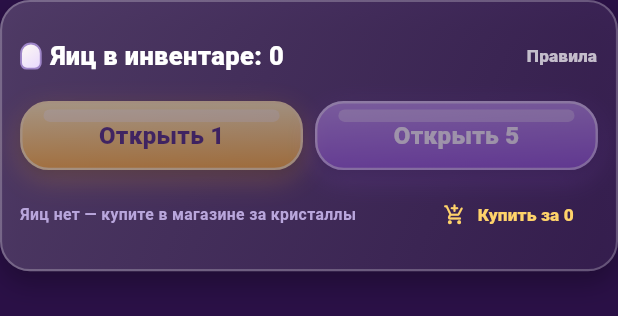
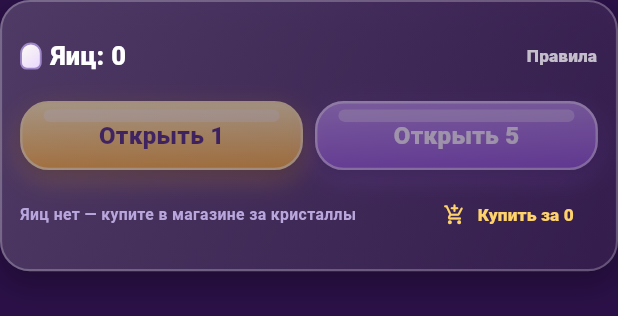
Before and after one commit to Darthurrrr/attantion_detector, a Flutter app: the _OpenPanel widget shown alone on an empty page, opened directly with empty values, on a phone screen of 412 x 824 dp. Shown: the top 316 px of the screen. Run offline on Flutter 3.47's test engine with Material 3 defaults, Android fonts, the phone set to English and light mode, and no system bars; our stand-ins replace audioplayers, shared_preferences; accounts and stored records are empty; network calls fail.

Commit message:
Fix compact summon layout and CI browser startup
Co-authored-by: arena-agent <297053741+arena-agent@users.noreply.github.com>

```diff
--- a/flutter_app/lib/screens/summon_screen.dart
+++ b/flutter_app/lib/screens/summon_screen.dart
@@ -365,8 +365,18 @@ class _OpenPanel extends StatelessWidget {
             children: [
               const EggIcon(size: 18),
               const SizedBox(width: 6),
-              Text('Яиц в инвентаре: ${state.eggs}', style: AppText.h2),
-              const Spacer(),
+              Expanded(
+                child: Semantics(
+                  label: 'Яиц в инвентаре: ${state.eggs}',
+                  excludeSemantics: true,
+                  child: FittedBox(
+                    fit: BoxFit.scaleDown,
+                    alignment: Alignment.centerLeft,
+                    child: Text('Яиц: ${state.eggs}', style: AppText.h2),
+                  ),
+                ),
+              ),
+              const SizedBox(width: 8),
               TextButton(
                 onPressed: onRules,
                 style: TextButton.styleFrom(padding: EdgeInsets.zero, minimumSize: const Size(0, 26)),
@@ -442,8 +452,14 @@ class _History extends StatelessWidget {
         children: [
           Row(
             children: [
-              Text('История призывов', style: AppText.h2),
-              const Spacer(),
+              Expanded(
+                child: FittedBox(
+                  fit: BoxFit.scaleDown,
+                  alignment: Alignment.centerLeft,
+                  child: Text('История призывов', style: AppText.h2),
+                ),
+              ),
+              const SizedBox(width: 6),
               Text('${state.history.length}', style: AppText.tiny),
             ],
           ),
```
Also changed, not shown: 1 other file.
